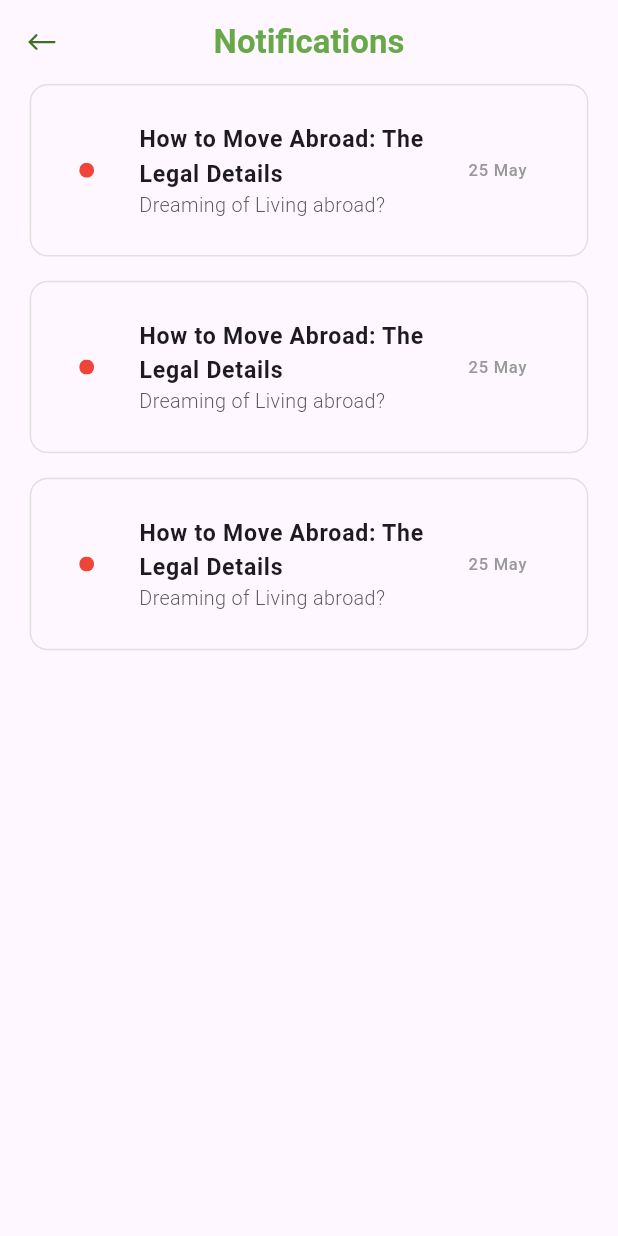
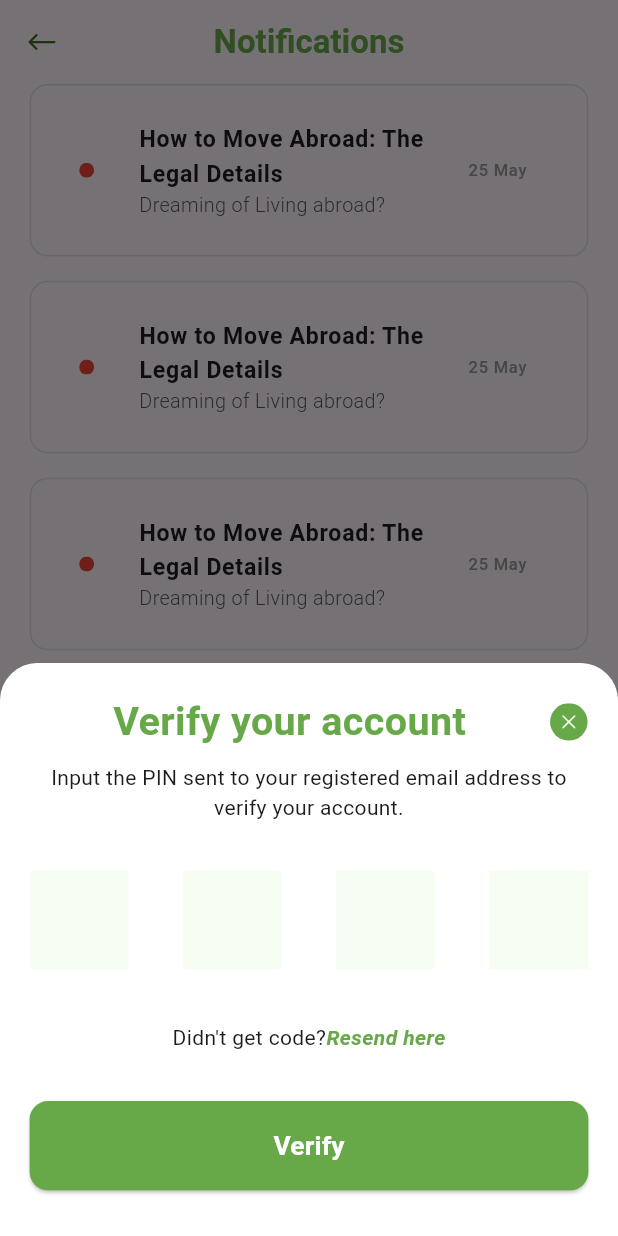
Before and after one commit to obasanmichael/test_app, a Flutter app: the screen it shows after launch, after a tap on an icon or button, on a phone screen of 412 x 824 dp. Run offline on Flutter 3.47's test engine with Material 3 defaults, Android fonts, the phone set to English and light mode, and no system bars; drawn by our look-alikes of pin_code_fields; our stand-ins replace dio, flutter_rating_bar, flutter_riverpod, flutter_screenutil, flutter_svg, go_router and 3 more.

Commit message:
Created some new screens

```diff
--- a/lib/vesti_app/screens/notifications/notification_screen.dart
+++ b/lib/vesti_app/screens/notifications/notification_screen.dart
@@ -2,6 +2,8 @@ import 'package:flutter/material.dart';
 import 'package:flutter_screenutil/flutter_screenutil.dart';
 import 'package:flutter_svg/svg.dart';
 import 'package:test_app/vesti_app/screens/notifications/notification_item.dart';
+import 'package:test_app/vesti_app/widgets/account_verified.dart';
+import 'package:test_app/vesti_app/widgets/verify_account.dart';
 
 class NotificationScreen extends StatefulWidget {
   const NotificationScreen({super.key});
@@ -12,6 +14,27 @@ class NotificationScreen extends StatefulWidget {
 
 class _NotificationScreenState extends State<NotificationScreen> {
   bool _notificationIsEmpty = false;
+
+  void _openVerificationLayer() {
+    showModalBottomSheet<dynamic>(
+        isScrollControlled: true,
+        context: context,
+        builder: (BuildContext bc) {
+          return Padding(
+            padding:  EdgeInsets.only(bottom: MediaQuery.of(context).viewInsets.bottom),
+            child: Wrap(children: <Widget>[
+              Container(
+                  decoration:  BoxDecoration(
+                      color: Colors.white,
+                      borderRadius:  BorderRadius.only(
+                          topLeft:  Radius.circular(25.0),
+                          topRight:  Radius.circular(25.0))),
+                  child: VerifyAccount())
+            ]),
+          );
+        });
+
+  }
 
   @override
   Widget build(BuildContext context) {
@@ -40,7 +63,7 @@ class _NotificationScreenState extends State<NotificationScreen> {
       appBar: AppBar(
         leading: IconButton(
           icon: SvgPicture.asset('assets/svg/bi_arrow-right.svg'),
-          onPressed: () {},
+          onPressed: _openVerificationLayer,
         ),
         title: Text(
           'Notifications',
--- /dev/null
+++ b/lib/vesti_app/widgets/verify_account.dart
@@ -0,0 +1,124 @@
+import 'package:flutter/material.dart';
+import 'package:flutter_screenutil/flutter_screenutil.dart';
+import 'package:flutter_svg/svg.dart';
+import 'package:pin_code_fields/pin_code_fields.dart';
+import 'package:test_app/vesti_app/widgets/account_verified.dart';
+import 'package:test_app/vesti_app/widgets/button.dart';
+
+class VerifyAccount extends StatelessWidget {
+  VerifyAccount({super.key});
+
+  @override
+  Widget build(BuildContext context) {
+    final Color colorLightGrey = Color(0xFFF0F0F0);
+    final Color colorGrey = Colors.grey;
+    String _code;
+
+    void openVerificationLayer() {
+      Navigator.pop(context);
+      showModalBottomSheet<dynamic>(
+          isScrollControlled: true,
+          context: context,
+          builder: (BuildContext bc) {
+            return Padding(
+              padding: EdgeInsets.only(
+                  bottom: MediaQuery.of(context).viewInsets.bottom),
+              child: Wrap(children: <Widget>[
+                Container(
+                    decoration: BoxDecoration(
+                        color: Colors.white,
+                        borderRadius: BorderRadius.only(
+                            topLeft: Radius.circular(25.0),
+                            topRight: Radius.circular(25.0))),
+                    child: AccountVerified())
+              ]),
+            );
+          });
+    }
+
+    return SingleChildScrollView(
+      physics: BouncingScrollPhysics(),
+      padding: EdgeInsets.symmetric(horizontal: 18.w, vertical: 20.h),
+      child: Column(
+        children: [
+          Row(
+            children: [
+              Spacer(),
+              Text(
+                'Verify your account',
+                style: TextStyle(
+                    color: Color(0xff67A948),
+                    fontWeight: FontWeight.w700,
+                    fontSize: 24.sp),
+              ),
+              Spacer(),
+              SvgPicture.asset('assets/svg/cancel.svg'),
+            ],
+          ),
+          SizedBox(height: 8.h),
+          Text(
+            'Input the PIN sent to your registered email address to verify your account.',
+            textAlign: TextAlign.center,
+          ),
+          SizedBox(height: 32),
+          // SizedBox(
+          //     width: double.infinity,
+          //     child: Image.asset(
+          //       'assets/images/PIN.png',
+          //       fit: BoxFit.cover,
+          //     )),
+
+          PinCodeTextField(
+              appContext: context,
+              mainAxisAlignment: MainAxisAlignment.spaceBetween,
+              backgroundColor: Colors.transparent,
+              length: 4,
+              obscureText: true,
+              validator: (v) {
+                if (v!.length < 4) {
+                  return "Invalid pin";
+                } else {
+                  return null;
+                }
+              },
+              animationType: AnimationType.fade,
+              //shape: PinCodeFieldShape.underline,
+              animationDuration: Duration(milliseconds: 300),
+              pinTheme: PinTheme(
+                shape: PinCodeFieldShape.box,
+                fieldHeight: 60.w,
+                fieldWidth: 60.w,
+                activeFillColor: Color(0xFFF6FEF3),
+                inactiveColor: Color(0xFFF6FEF3),
+                activeColor: Color(0xFF67A948),
+                inactiveFillColor: Color(0xFFF6FEF3),
+                selectedFillColor: Color(0xFFF6FEF3),
+              ),
+              keyboardType: TextInputType.number,
+              enableActiveFill: true,
+              onCompleted: (value) {},
+              onChanged: (value) => _code = value.trim()),
+          SizedBox(height: 19.h),
+          Row(
+            mainAxisAlignment: MainAxisAlignment.center,
+            children: [
+              Text('Didn\'t get code?'),
+              Text(
+                'Resend here',
+                style: TextStyle(
+                    color: Color(0xff67A948),
+                    fontStyle: FontStyle.italic,
+                    fontWeight: FontWeight.w600),
+              )
+            ],
+          ),
+          SizedBox(height: 32.h),
+          MyButton(label: 'Verify', onPressed: () => openVerificationLayer()),
+          SizedBox(
+            height: 10.h,
+          )
+        ],
+      ),
+    );
+  }
+}
--- a/pubspec.yaml
+++ b/pubspec.yaml
@@ -50,6 +50,7 @@ dependencies:
   flutter_riverpod: ^2.5.1
   dio: ^5.4.3+1
   flutter_svg: ^2.0.10+1
+  pin_code_fields: ^8.0.1
 
 dev_dependencies:
   flutter_test:
@@ -97,9 +98,13 @@ flutter:
     - assets/images/radiobuttonfilled.png
     - assets/images/radiobutton3_unchecked.png
     - assets/images/safelock.png
+    - assets/images/PIN.png
+    - assets/images/newsuccess.png
     - assets/svg/indicator_dot.svg
     - assets/svg/bi_arrow-right.svg
     - assets/svg/empty_notification.svg
+    - assets/svg/cancel.svg
+    - assets/svg/bi_arrow_right.svg
 
   # An image asset can refer to one or more resolution-specific "variants", see
   # https://flutter.dev/assets-and-images/#resolution-aware
```
Also changed, not shown: lib/vesti_app/screens/identity_verification.dart (added, +72 -0 lines), lib/vesti_app/screens/secure_pin.dart (added, +142 -0 lines), lib/vesti_app/widgets/account_created.dart (added, +57 -0 lines), lib/vesti_app/widgets/account_verified.dart (added, +56 -0 lines), lib/vesti_app/widgets/myDropDown.dart (added, +111 -0 lines), lib/vesti_app/widgets/my_textfield.dart (added, +87 -0 lines), assets/images/PIN.png (added), assets/images/newsuccess.png (added), assets/svg/bi_arrow_right.svg (added), assets/svg/cancel.svg (added), lib/vesti_app/widgets/pin_code_field.dart (added), pubspec.lock.
